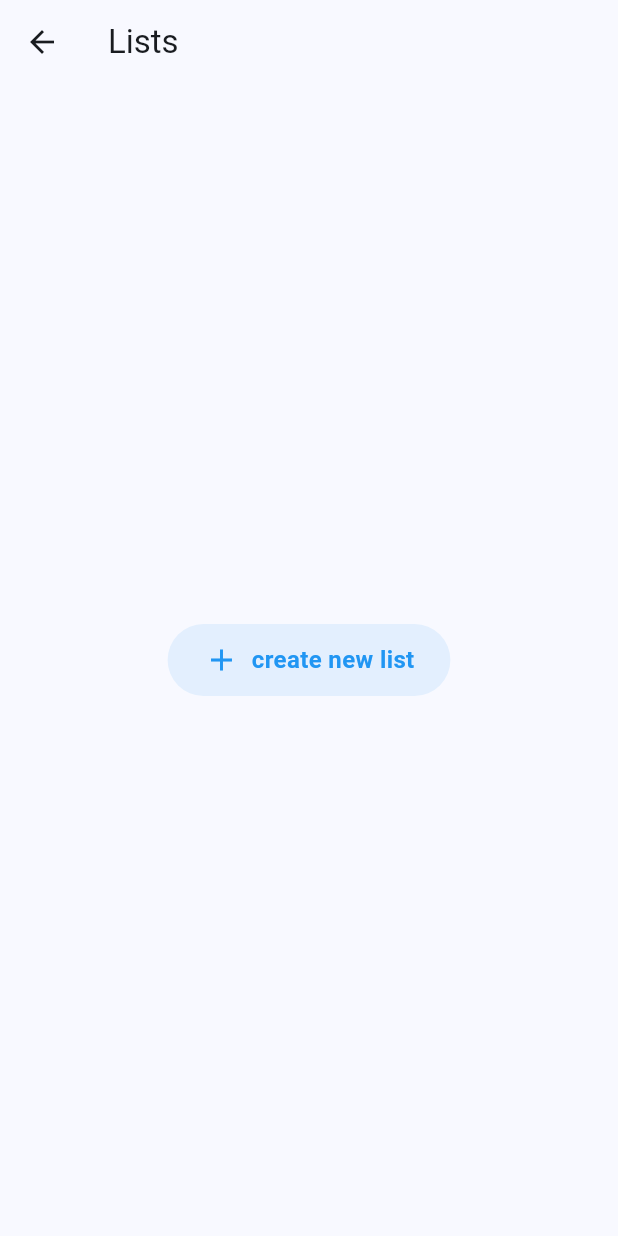
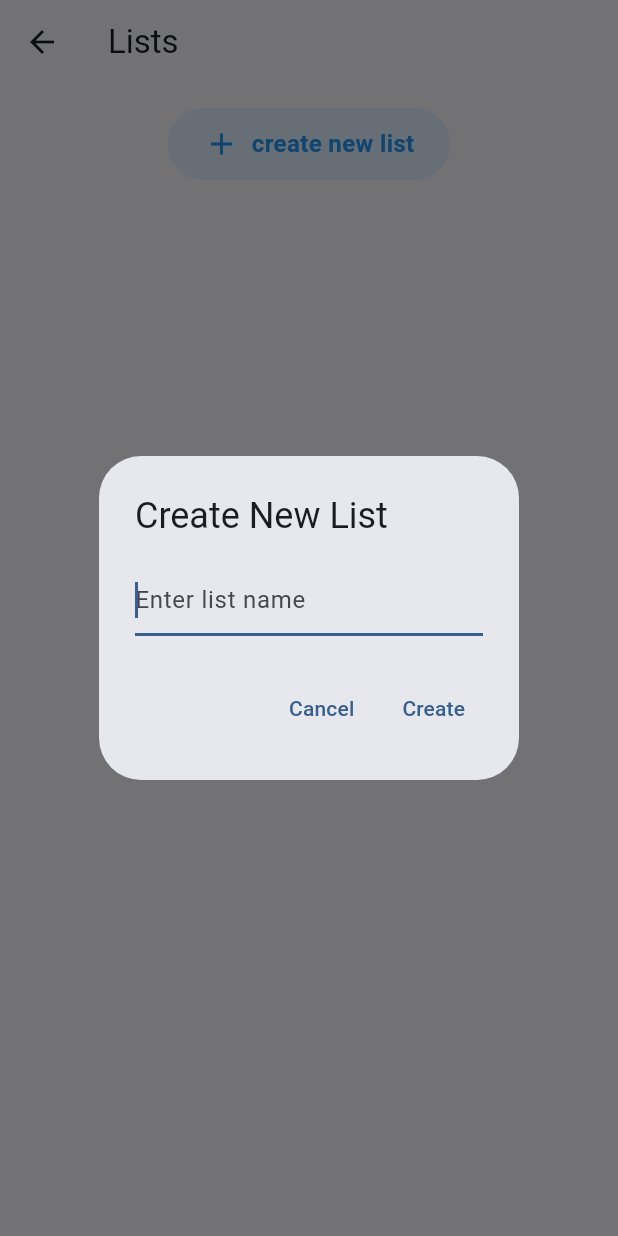
Before and after one commit to Rafee-M/TripCentral, a Flutter app: the ListsPage screen opened directly, after a tap on "create new list", on a phone screen of 412 x 824 dp. Run offline on Flutter 3.47's test engine with Material 3 defaults, Android fonts, the phone set to English and light mode, and no system bars; our stand-ins replace google_maps_flutter, supabase_flutter; accounts and stored records are empty; network calls fail.

Commit message:
Delete  list

```diff
--- a/lib/features/lists/lists_page.dart
+++ b/lib/features/lists/lists_page.dart
@@ -1,7 +1,119 @@
 import 'package:flutter/material.dart';
+import '../../core/patterns/singleton/supabase_service.dart';
+import 'list_details_page.dart';
 
-class ListsPage extends StatelessWidget {
+class ListsPage extends StatefulWidget {
   const ListsPage({super.key});
+
+  @override
+  State<ListsPage> createState() => _ListsPageState();
+}
+
+class _ListsPageState extends State<ListsPage> {
+  List<dynamic> _tripLists = [];
+  bool _isLoading = true;
+
+  @override
+  void initState() {
+    super.initState();
+    _fetchLists();
+  }
+
+  Future<void> _fetchLists() async {
+    try {
+      final response = await SupabaseService.instance.client
+          .from('trip_lists')
+          .select()
+          .order('created_at', ascending: false);
+      setState(() {
+        _tripLists = response as List<dynamic>;
+        _isLoading = false;
+      });
+    } catch (e) {
+      // Assuming table might not exist yet or auth issue
+      setState(() => _isLoading = false);
+    }
+  }
+
+  Future<void> _deleteList(String listId, int index) async {
+    try {
+      await SupabaseService.instance.client
+          .from('trip_lists')
+          .delete()
+          .eq('id', listId);
+
+      setState(() {
+        _tripLists.removeAt(index);
+      });
+    } catch (e) {
+      if (mounted) {
+        ScaffoldMessenger.of(context).showSnackBar(
+          SnackBar(content: Text('Error deleting list: $e')),
+        );
+      }
+    }
+  }
+
+  Future<void> _showCreateListDialog() async {
+    String newListName = '';
+    final result = await showDialog<String>(
+      context: context,
+      builder: (context) {
+        return AlertDialog(
+          title: const Text('Create New List'),
+          content: TextField(
+            autofocus: true,
+            decoration: const InputDecoration(hintText: 'Enter list name'),
+            onChanged: (value) {
+              newListName = value;
+            },
+          ),
+          actions: [
+            TextButton(
+              onPressed: () => Navigator.pop(context),
+              child: const Text('Cancel'),
+            ),
+            TextButton(
+              onPressed: () => Navigator.pop(context, newListName),
+              child: const Text('Create'),
+            ),
+          ],
+        );
+      },
+    );
+
+    if (result != null && result.isNotEmpty) {
+      try {
+        final response = await SupabaseService.instance.client
+            .from('trip_lists')
+            .insert({'name': result})
+            .select()
+            .single();
+
+        setState(() {
+          _tripLists.insert(0, response);
+        });
+
+        if (mounted) {
+          Navigator.push(
+            context,
+            MaterialPageRoute(
+              builder: (context) => ListDetailsPage(
+                listId: response['id'].toString(),
+                listName: response['name'],
+              ),
+            ),
+          );
+        }
+      } catch (e) {
+        if (mounted) {
+          ScaffoldMessenger.of(context).showSnackBar(
+            SnackBar(content: Text('Error creating list: $e')),
+          );
+        }
+      }
+    }
+  }
 
   @override
   Widget build(BuildContext context) {
@@ -9,13 +121,15 @@ class ListsPage extends StatelessWidget {
       appBar: AppBar(
         title: const Text('Lists'),
       ),
-      body: Center(
+      body: Column(
+        children: [
+          Padding(
+            padding: const EdgeInsets.all(16.0),
             child: InkWell(
-          onTap: () {
-            // Action to create new list
-          },
+              onTap: _showCreateListDialog,
               child: Container(
-            padding: const EdgeInsets.symmetric(horizontal: 24, vertical: 12),
+                padding:
+                    const EdgeInsets.symmetric(horizontal: 24, vertical: 12),
                 decoration: BoxDecoration(
                   color: Colors.blue.withValues(alpha: 0.1),
                   borderRadius: BorderRadius.circular(30),
@@ -38,6 +152,46 @@ class ListsPage extends StatelessWidget {
               ),
             ),
           ),
+          Expanded(
+            child: _isLoading
+                ? const Center(child: CircularProgressIndicator())
+                : _tripLists.isEmpty
+                    ? const Center(child: Text('No lists found.'))
+                    : ListView.builder(
+                        itemCount: _tripLists.length,
+                        itemBuilder: (context, index) {
+                          final list = _tripLists[index];
+                          return ListTile(
+                            leading: const Icon(Icons.list_alt),
+                            title: Text(list['name'] ?? 'Unnamed List'),
+                            trailing: Row(
+                              mainAxisSize: MainAxisSize.min,
+                              children: [
+                                IconButton(
+                                  icon: const Icon(Icons.delete, color: Colors.red),
+                                  onPressed: () => _deleteList(
+                                      list['id'].toString(), index),
+                                ),
+                                const Icon(Icons.chevron_right),
+                              ],
+                            ),
+                            onTap: () {
+                              Navigator.push(
+                                context,
+                                MaterialPageRoute(
+                                  builder: (context) => ListDetailsPage(
+                                    listId: list['id'].toString(),
+                                    listName: list['name'] ?? 'Unnamed',
+                                  ),
+                                ),
+                              );
+                            },
+                          );
+                        },
+                      ),
+          ),
+        ],
+      ),
     );
   }
 }
```
Also changed, not shown: lib/features/lists/list_details_page.dart (added, +159 -0 lines). Lines whose indentation alone changed are shown as unchanged.
